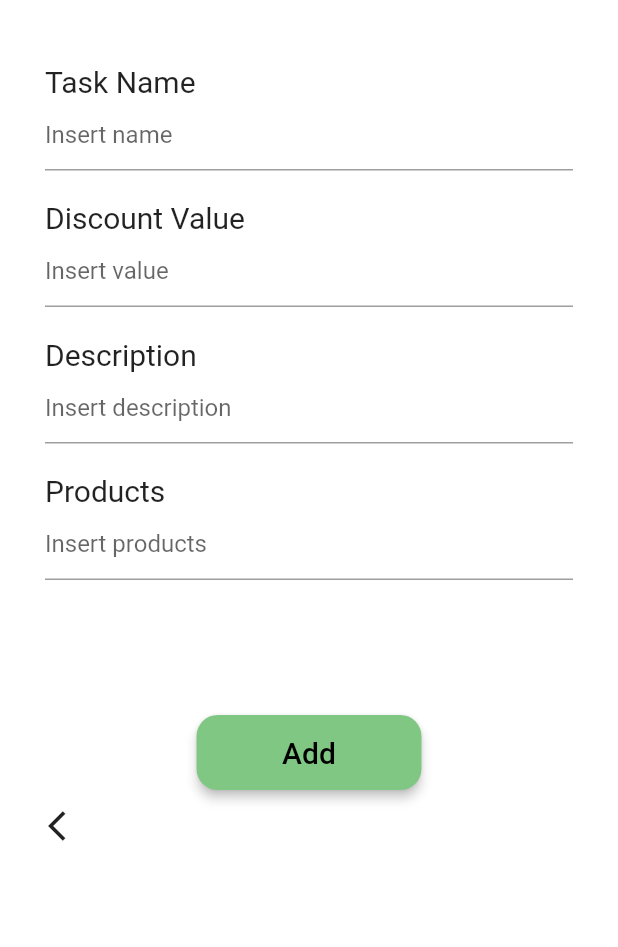
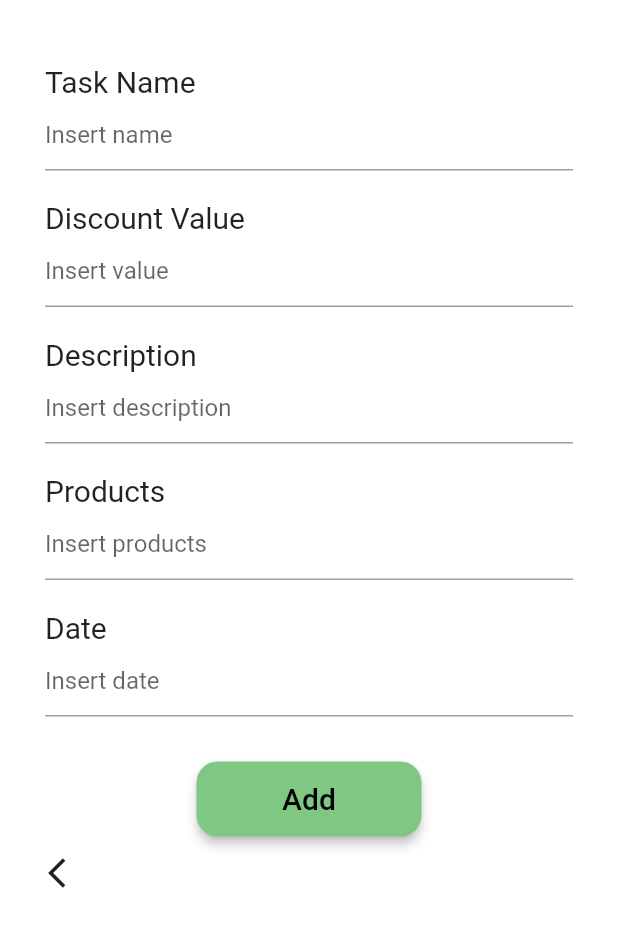
Before and after one commit to catasofia/User-Centered-Design-and-Evaluation, a Flutter app: the AddTask screen opened directly, on a phone screen of 412 x 824 dp, the part 128-1075 px from its top. Run offline on Flutter 3.47's test engine with Material 2 defaults, Android fonts, the phone set to English and light mode, and no system bars; our stand-ins replace cloud_firestore, firebase_core, flutter_spinkit, image_picker; accounts and stored records are empty; Roboto replaces fonts that are missing (Arial).

Commit message:
firebase Landlord Add Task cont

```diff
--- a/lib/landlord/landlordAddTask.dart
+++ b/lib/landlord/landlordAddTask.dart
@@ -18,11 +18,11 @@ class AddTask extends StatefulWidget {
   _AddTaskState createState() => _AddTaskState();
 }
 
-//FALTA ADD CAMPO PARA DATA !!!
 final task_name = TextEditingController();
 final discount = TextEditingController();
 final description = TextEditingController();
 final products = TextEditingController();
+final date = TextEditingController();
 
 class _AddTaskState extends State<AddTask> {
 
@@ -157,6 +157,21 @@ class _AddTaskState extends State<AddTask> {
                         hintText: "Insert products"
                     ),
                   ),
+                  SizedBox(height: 20,),
+                  Row(
+                    children: [
+                      Text('Date',
+                        style: TextStyle(
+                            fontSize: 20
+                        ),),
+                    ],
+                  ),
+                  new TextField(
+                    controller: date,
+                    decoration: InputDecoration(
+                        hintText: "Insert date"
+                    ),
+                  ),
                 ],
               ),
             ),
@@ -164,7 +179,7 @@ class _AddTaskState extends State<AddTask> {
               mainAxisAlignment: MainAxisAlignment.center,
               children: [
                 Padding(
-                  padding: const EdgeInsets.fromLTRB(0.0, 90.0, 0.0, 0.0),
+                  padding: const EdgeInsets.fromLTRB(0.0, 30.0, 0.0, 0.0),
                   child: Container(
                     width: 150,
                     height: 50,
@@ -184,6 +199,7 @@ class _AddTaskState extends State<AddTask> {
                             'discount': discount.text,
                             'products': products.text,
                             'description': description.text,
+                            'date': description.text,
                           });
                           clearText();
                           showDialog(
@@ -399,6 +415,7 @@ clearText(){
   description.clear();
   products.clear();
   discount.clear();
+  date.clear();
 }
 
 checkTextFieldEmptyOrNot(){
@@ -406,11 +423,13 @@ checkTextFieldEmptyOrNot(){
   String dis;
   String prod;
   String desc;
+  String da;
   name = task_name.text;
   dis = discount.text;
   prod = products.text;
   desc = description.text;
-  return name != '' && dis !='' && prod !='' && desc !='';
+  da = date.text;
+  return name != '' && dis !='' && prod !='' && desc !='' && da !='';
 }
 
 Widget _buildPopupAddTask(BuildContext context) {
```
Also changed, not shown: lib/main.dart (+9 -6 lines).
